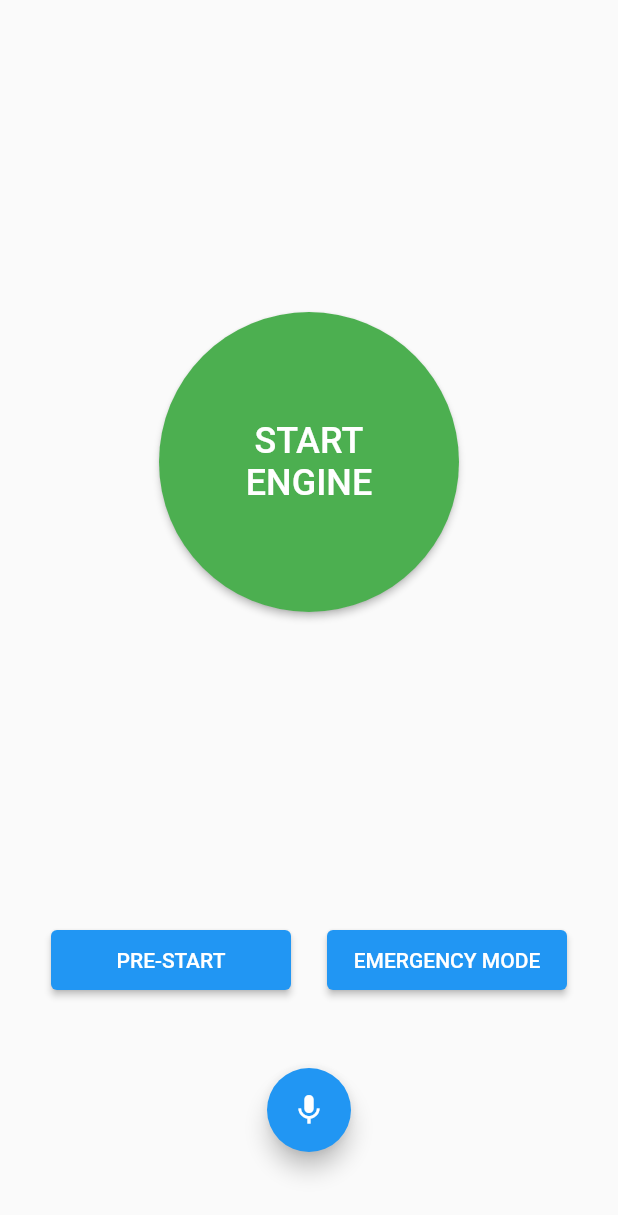
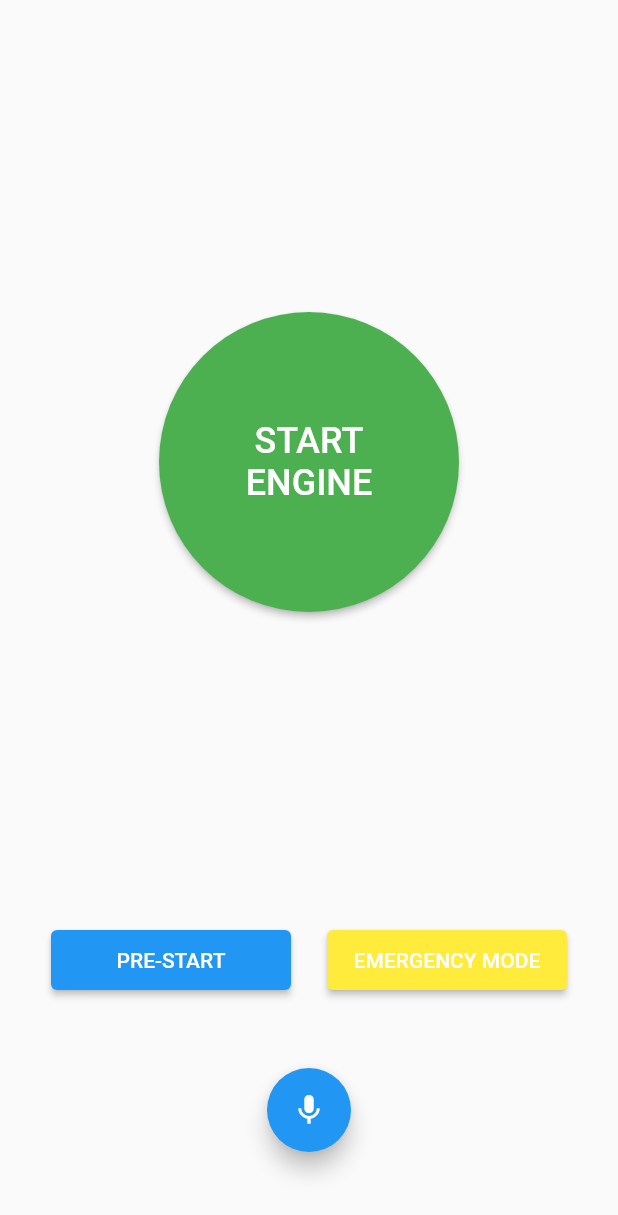
Before and after one commit to mfathoer/motorcycle-remote, a Flutter app: the screen it shows after launch, after a tap on "EMERGENCY MODE", on a phone screen of 412 x 824 dp. Shown: the top 1215 px of the screen. Run offline on Flutter 3.47's test engine with Material 2 defaults, Android fonts, the phone set to English and light mode, and no system bars; our stand-ins replace bloc, equatable, flutter_bloc.

Commit message:
add bloc state management

```diff
--- a/lib/main.dart
+++ b/lib/main.dart
@@ -1,20 +1,37 @@
 import 'package:flutter/material.dart';
-import 'presentation/home_page.dart';
+import 'package:flutter_bloc/flutter_bloc.dart';
+import 'package:motorcycle_remote/main_bloc_observer.dart';
+
+import 'presentation/bloc/contact_bloc.dart';
+import 'presentation/bloc/emergency_bloc.dart';
+import 'presentation/bloc/starter_bloc.dart';
+import 'presentation/view/home_page.dart';
 
 void main() {
+  Bloc.observer = MainBlocObserver();
   runApp(MyApp());
 }
 
 class MyApp extends StatelessWidget {
   @override
   Widget build(BuildContext context) {
+    Color primaryColor = Theme.of(context).primaryColor;
     return MaterialApp(
       title: 'Motorcycle Remote',
       debugShowCheckedModeBanner: false,
       theme: ThemeData(
         primarySwatch: Colors.blue,
       ),
-      home: HomePage(),
+      home: MultiBlocProvider(providers: [
+        BlocProvider<ContactBloc>(
+            create: (BuildContext context) =>
+                ContactBloc(initialState: primaryColor)),
+        BlocProvider<StarterBloc>(
+            create: (BuildContext context) => StarterBloc()),
+        BlocProvider<EmergencyBloc>(
+            create: (BuildContext context) =>
+                EmergencyBloc(initialState: primaryColor))
+      ], child: HomePage()),
     );
   }
 }
--- /dev/null
+++ b/lib/presentation/bloc/contact_bloc.dart
@@ -0,0 +1,14 @@
+import 'package:bloc/bloc.dart';
+import 'package:flutter/material.dart';
+
+enum ContactEvent { CONTACT_ON, CONTACT_OFF }
+
+class ContactBloc extends Bloc<ContactEvent, Color> {
+  final Color initialState;
+  ContactBloc({required this.initialState}) : super(initialState);
+
+  @override
+  Stream<Color> mapEventToState(ContactEvent event) async* {
+    yield (event == ContactEvent.CONTACT_OFF) ? initialState : Colors.yellow;
+  }
+}
--- /dev/null
+++ b/lib/presentation/bloc/emergency_bloc.dart
@@ -0,0 +1,16 @@
+import 'package:bloc/bloc.dart';
+import 'package:flutter/material.dart';
+
+enum EmergencyModeEvent { EMERGENCY_MODE_ON, EMERGENCY_MODE_OFF }
+
+class EmergencyBloc extends Bloc<EmergencyModeEvent, Color> {
+  final Color initialState;
+  EmergencyBloc({required this.initialState}) : super(initialState);
+
+  @override
+  Stream<Color> mapEventToState(EmergencyModeEvent event) async* {
+    yield (event == EmergencyModeEvent.EMERGENCY_MODE_OFF)
+        ? initialState
+        : Colors.yellow;
+  }
+}
--- /dev/null
+++ b/lib/presentation/bloc/starter_bloc.dart
@@ -0,0 +1,13 @@
+import 'package:bloc/bloc.dart';
+import 'package:flutter/material.dart';
+
+enum StarterEvent { ENGINE_ON, ENGINE_OFF }
+
+class StarterBloc extends Bloc<StarterEvent, Color> {
+  StarterBloc() : super(Colors.green);
+
+  @override
+  Stream<Color> mapEventToState(StarterEvent event) async* {
+    yield (event == StarterEvent.ENGINE_ON) ? Colors.red : Colors.green;
+  }
+}
--- a/lib/presentation/home_page.dart
+++ /dev/null
@@ -1,59 +0,0 @@
-import 'package:flutter/material.dart';
-
-class HomePage extends StatelessWidget {
-  @override
-  Widget build(BuildContext context) {
-    return Scaffold(
-        body: Column(
-      children: [
-        Flexible(
-          child: Center(
-              child: ElevatedButton(
-                  onPressed: () {},
-                  style: ElevatedButton.styleFrom(
-                      shape: CircleBorder(), primary: Colors.green),
-                  child: Container(
-                    width: 200,
-                    height: 200,
-                    alignment: Alignment.center,
-                    decoration: BoxDecoration(shape: BoxShape.circle),
-                    child: Text(
-                      "START\nENGINE",
-                      textAlign: TextAlign.center,
-                      style: TextStyle(fontSize: 24),
-                    ),
-                  ))),
-        ),
-        Row(
-          mainAxisAlignment: MainAxisAlignment.center,
-          children: [
-            ElevatedButton(
-                onPressed: () {},
-                child: Container(
-                    width: 128,
-                    height: 40,
-                    alignment: Alignment.center,
-                    child: Text("PRE-START"))),
-            SizedBox(
-              width: 24,
-            ),
-            ElevatedButton(
-                onPressed: () {},
-                child: Container(
-                    width: 128,
-                    height: 40,
-                    alignment: Alignment.center,
-                    child: Text("EMERGENCY MODE")))
-          ],
-        ),
-        SizedBox(
-          height: 48,
-        ),
-        FloatingActionButton(child: Icon(Icons.mic), onPressed: () {}),
-        SizedBox(
-          height: 56,
-        ),
-      ],
-    ));
-  }
-}
--- /dev/null
+++ b/lib/presentation/view/home_page.dart
@@ -0,0 +1,99 @@
+import 'package:flutter/material.dart';
+import 'package:flutter_bloc/flutter_bloc.dart';
+import '../bloc/starter_bloc.dart';
+import '../bloc/contact_bloc.dart';
+import '../bloc/emergency_bloc.dart';
+
+class HomePage extends StatelessWidget {
+  @override
+  Widget build(BuildContext context) {
+    StarterBloc _starterBloc = BlocProvider.of<StarterBloc>(context);
+    ContactBloc _contactBloc = BlocProvider.of<ContactBloc>(context);
+    EmergencyBloc _emergencyBloc = BlocProvider.of<EmergencyBloc>(context);
+
+    return Scaffold(
+      body: Column(
+        children: [
+          Flexible(
+              child: Center(
+            child: BlocBuilder<StarterBloc, Color>(
+                builder: (context, engineStateColor) => ElevatedButton(
+                    onPressed: () {
+                      if (engineStateColor == Colors.green) {
+                        _starterBloc.add(StarterEvent.ENGINE_ON);
+                        _contactBloc.add(ContactEvent.CONTACT_ON);
+                      } else {
+                        _starterBloc.add(StarterEvent.ENGINE_OFF);
+                        _contactBloc.add(ContactEvent.CONTACT_OFF);
+                      }
+                    },
+                    style: ElevatedButton.styleFrom(
+                        shape: CircleBorder(), primary: engineStateColor),
+                    child: Container(
+                      width: 200,
+                      height: 200,
+                      alignment: Alignment.center,
+                      decoration: BoxDecoration(shape: BoxShape.circle),
+                      child: Text(
+                        "START\nENGINE",
+                        textAlign: TextAlign.center,
+                        style: TextStyle(fontSize: 24),
+                      ),
+                    ))),
+          )),
+          Row(
+            mainAxisAlignment: MainAxisAlignment.center,
+            children: [
+              BlocBuilder<ContactBloc, Color>(
+                builder: (context, contactStateColor) => ElevatedButton(
+                    onPressed: () {
+                      if (contactStateColor == Colors.blue) {
+                        _contactBloc.add(ContactEvent.CONTACT_ON);
+                      } else {
+                        _contactBloc.add(ContactEvent.CONTACT_OFF);
+                        _starterBloc.add(StarterEvent.ENGINE_OFF);
+                      }
+                    },
+                    style: ElevatedButton.styleFrom(primary: contactStateColor),
+                    child: Container(
+                        width: 128,
+                        height: 40,
+                        alignment: Alignment.center,
+                        child: Text("PRE-START"))),
+              ),
+              SizedBox(
+                width: 24,
+              ),
+              BlocBuilder<EmergencyBloc, Color>(
+                builder: (context, emergencyStateColor) => ElevatedButton(
+                    onPressed: () {
+                      if (emergencyStateColor == Colors.blue) {
+                        _emergencyBloc
+                            .add(EmergencyModeEvent.EMERGENCY_MODE_ON);
+                      } else {
+                        _emergencyBloc
+                            .add(EmergencyModeEvent.EMERGENCY_MODE_OFF);
+                      }
+                    },
+                    style:
+                        ElevatedButton.styleFrom(primary: emergencyStateColor),
+                    child: Container(
+                        width: 128,
+                        height: 40,
+                        alignment: Alignment.center,
+                        child: Text("EMERGENCY MODE"))),
+              )
+            ],
+          ),
+          SizedBox(
+            height: 48,
+          ),
+          FloatingActionButton(child: Icon(Icons.mic), onPressed: () {}),
+          SizedBox(
+            height: 56,
+          ),
+        ],
+      ),
+    );
+  }
+}
```
Also changed, not shown: lib/main_bloc_observer.dart (added, +23 -0 lines).
